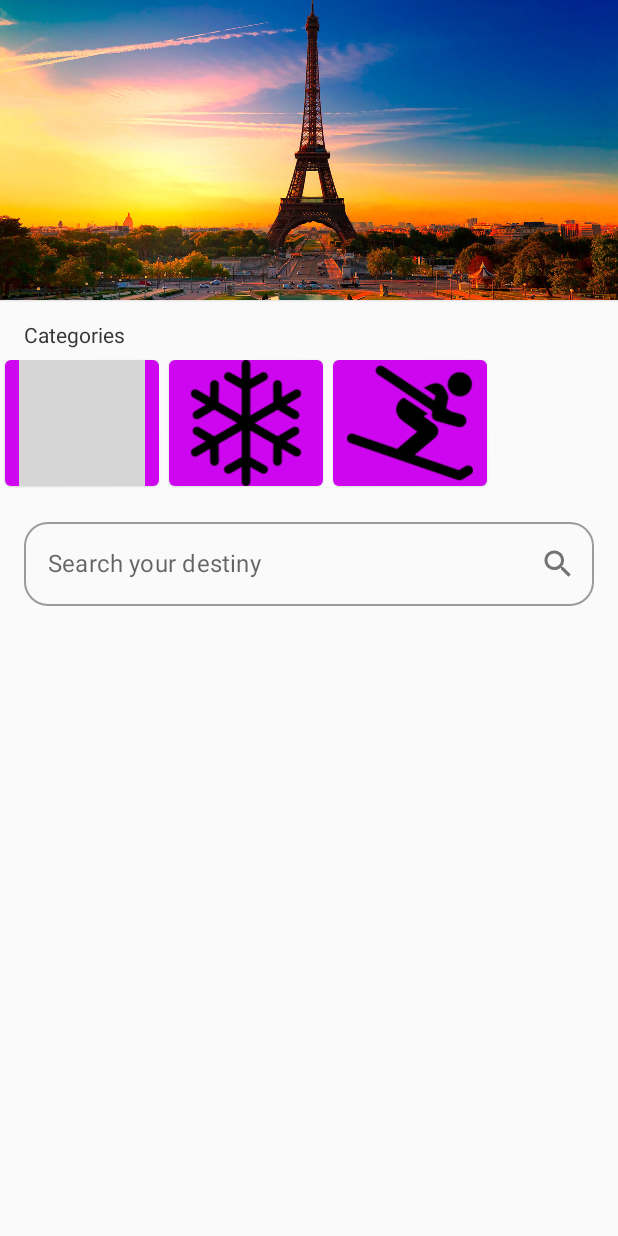
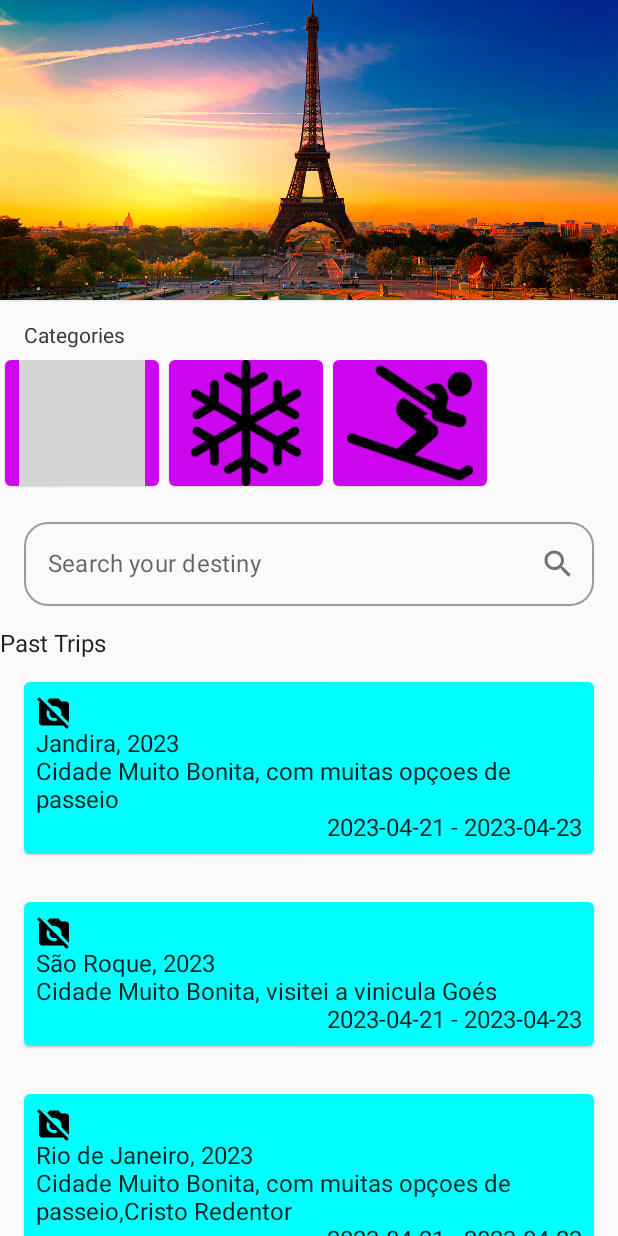
Before and after one commit to rufinoguilherme633/Sign, an Android app built with Jetpack Compose: the LoginActivity screen opened directly, with no data from a screen before it, on a phone screen of 412 x 824 dp. Run offline under Robolectric (Android 15) with nearby library versions, the phone set to English and light mode, and no system bars; grey boxes are pictures that could not be loaded.

Commit message:
LoginActivity

```diff
--- a/app/src/main/java/br/senai/sp/jandira/tripapp/gui/LoginActivity.kt
+++ b/app/src/main/java/br/senai/sp/jandira/tripapp/gui/LoginActivity.kt
@@ -6,6 +6,7 @@ import androidx.activity.ComponentActivity
 import androidx.activity.compose.setContent
 import androidx.compose.foundation.Image
 import androidx.compose.foundation.layout.*
+import androidx.compose.foundation.lazy.LazyColumn
 import androidx.compose.foundation.lazy.LazyRow
 import androidx.compose.foundation.lazy.items
 import androidx.compose.foundation.shape.RoundedCornerShape
@@ -20,11 +21,14 @@ import androidx.compose.ui.graphics.RectangleShape
 import androidx.compose.ui.layout.ContentScale
 import androidx.compose.ui.res.painterResource
 import androidx.compose.ui.res.stringResource
+import androidx.compose.ui.text.style.TextAlign
 import androidx.compose.ui.unit.dp
 import androidx.compose.ui.unit.sp
 import br.senai.sp.jandira.tripapp.R
 import br.senai.sp.jandira.tripapp.model.Category
+import br.senai.sp.jandira.tripapp.model.Trip
 import br.senai.sp.jandira.tripapp.repository.CategoryRepository
+import br.senai.sp.jandira.tripapp.repository.TripRepository
 import br.senai.sp.jandira.tripapp.ui.theme.TripAppTheme
 
 class LoginActivity : ComponentActivity() {
@@ -36,7 +40,9 @@ intent.extras
         setContent {
             TripAppTheme {
                 Column() {
-                    LoginScreen(CategoryRepository.getCategories())
+                    LoginScreen(
+                        CategoryRepository.getCategories(), // quem chamar tem que passar uma lista de categorias e de viajens
+                        TripRepository.getTrips())
                 }
             }
         }
@@ -45,7 +51,7 @@ intent.extras
 
 //@Preview(showSystemUi = true)
 @Composable
-fun LoginScreen(categories: List<Category>) {
+fun LoginScreen(categories: List<Category> , trips: List<Trip>) {
 //    Surface(
 //        modifier = Modifier.fillMaxSize()
 //    ) {
@@ -198,7 +204,34 @@ Column(
                     Icon(imageVector = Icons.Default.Search, contentDescription ="" )
                 }
             }
+
             )
+        Text(text = stringResource(id = R.string.past_trips))
+LazyColumn() {
+    items(trips) {
+        Card(modifier = Modifier
+            .fillMaxWidth()
+            .padding(16.dp),
+            backgroundColor = Color.Cyan
+        ) {
+            Column(modifier = Modifier.padding(8.dp)) {
+    Image(painter = painterResource(id = R.drawable.no_photography_24), contentDescription ="" )
+
+                Text(text = "${it.location}, ${it.startDate.year}")
+                Text(text = "${it.description}")
+                Text(
+                    text = "${it.startDate} - ${it.endDate}",
+                    textAlign = TextAlign.End,
+                    modifier = Modifier.fillMaxWidth()
+                )
+
+            }
+
+        }
+    }
+}
+
+
 
     }
 }
--- /dev/null
+++ b/app/src/main/java/br/senai/sp/jandira/tripapp/model/Trip.kt
@@ -0,0 +1,14 @@
+package br.senai.sp.jandira.tripapp.model
+
+import androidx.compose.ui.graphics.painter.Painter
+import br.senai.sp.jandira.tripapp.R
+import java.time.LocalDate
+
+data class Trip(
+    var id: Long = 0,
+    var location: String = "",
+    var description: String = "",
+    var startDate: LocalDate = LocalDate.of(2000,1,1),
+    var endDate: LocalDate = LocalDate.of(2000,1,1),
+    var image: Int = R.drawable.no_photography_24
+)
--- /dev/null
+++ b/app/src/main/java/br/senai/sp/jandira/tripapp/repository/TripRepository.kt
@@ -0,0 +1,34 @@
+package br.senai.sp.jandira.tripapp.repository
+
+import br.senai.sp.jandira.tripapp.model.Trip
+import java.time.LocalDate
+
+class TripRepository {
+    companion object {
+        fun getTrips(): List<Trip> {
+            return listOf(
+                Trip(
+                    id = 1,
+                    location = "Jandira",
+                    description = "Cidade Muito Bonita, com muitas opçoes de passeio",
+                    startDate = LocalDate.of(2023,4,21),
+                    endDate = LocalDate.of(2023,4,23),
+                ),
+                Trip(
+                    id = 2,
+                    location = "São Roque",
+                    description = "Cidade Muito Bonita, visitei a vinicula Goés",
+                    startDate = LocalDate.of(2023,4,21),
+                    endDate = LocalDate.of(2023,4,23),
+                ),
+                Trip(
+                    id = 3,
+                    location = "Rio de Janeiro",
+                    description = "Cidade Muito Bonita, com muitas opçoes de passeio,Cristo Redentor",
+                    startDate = LocalDate.of(2023,4,21),
+                    endDate = LocalDate.of(2023,4,23),
+                )
+            )
+        }
+    }
+}
--- /dev/null
+++ b/app/src/main/res/drawable/no_photography_24.xml
@@ -0,0 +1,5 @@
+<vector android:height="24dp" android:tint="#000000"
+    android:viewportHeight="24" android:viewportWidth="24"
+    android:width="24dp" xmlns:android="http://schemas.android.com/apk/res/android">
+    <path android:fillColor="@android:color/white" android:pathData="M10.94,8.12L7.48,4.66L9,3h6l1.83,2H20c1.1,0 2,0.9 2,2v12c0,0.05 -0.01,0.1 -0.02,0.16l-5.1,-5.1C16.96,13.71 17,13.36 17,13c0,-2.76 -2.24,-5 -5,-5C11.64,8 11.29,8.04 10.94,8.12zM20.49,23.31L18.17,21H4c-1.1,0 -2,-0.9 -2,-2V7c0,-0.59 0.27,-1.12 0.68,-1.49l-2,-2L2.1,2.1l19.8,19.8L20.49,23.31zM14.49,17.32l-1.5,-1.5C12.67,15.92 12.35,16 12,16c-1.66,0 -3,-1.34 -3,-3c0,-0.35 0.08,-0.67 0.19,-0.98l-1.5,-1.5C7.25,11.24 7,12.09 7,13c0,2.76 2.24,5 5,5C12.91,18 13.76,17.75 14.49,17.32z"/>
+</vector>
--- a/app/src/main/res/values/strings.xml
+++ b/app/src/main/res/values/strings.xml
@@ -29,4 +29,5 @@
     <string name="search_your_destiny_description">Search icon inside textField</string>
     <string name="past_trips">Past Trips</string>
 
+
 </resources>
```
